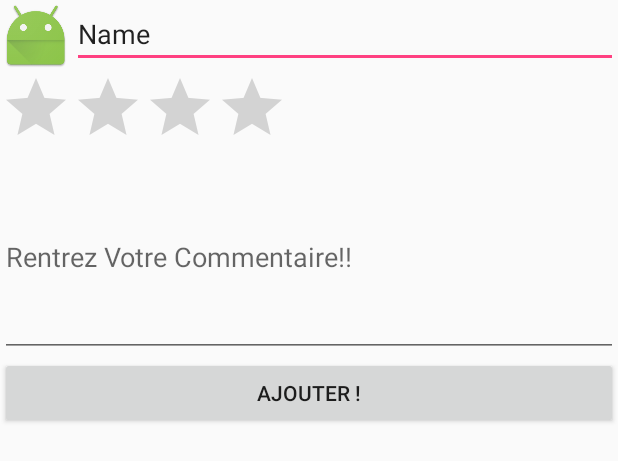
After one commit to marouaneaba/Android_Parc_Jardin_Lillios, an Android app: the layout ajout_commentaire.xml on its own in the app's theme, with its tools: preview values and no code run, on a phone screen of 412 x 824 dp. The commit adds this screen. Shown: the top 461 px of the screen. Run offline under Robolectric (Android 15) with nearby library versions, the light colour scheme and no system bars.

Commit message:
modification class/activity detail rendre les composants dynamique + , gere les fragment d'ajout un commentaire, gerer le webService de recevoir signaler l'ajout d'un commentaire

```diff
--- a/app/src/main/java/com/example/abk/parcjardin/Services/Service.java
+++ b/app/src/main/java/com/example/abk/parcjardin/Services/Service.java
@@ -44,7 +44,7 @@ public interface Service {
 	void getCategorieByParcJardinn(@Path("parcJardinn") String ParcJardin,Callback<List<Categorie>> callback);
 
      @GET("/api/CommentairesByParcJardinn/{parcJardin}")
-     void getCommenatiresByParcJardin(@Path("parcJardinn") String ParcJardin,Callback<List<Categorie>> callback);
+     void getCommenatiresByParcJardin(@Path("parcJardinn") String ParcJardin,Callback<List<ParcJardin>> callback);
 
     @POST("/api/commentaireAjouter")
     void postCommentaire(@Field("commenaire") String commentairecd , Callback<List<Repo>> callback);
--- /dev/null
+++ b/app/src/main/res/layout/ajout_commentaire.xml
@@ -0,0 +1,48 @@
+<?xml version="1.0" encoding="utf-8"?>
+<LinearLayout xmlns:android="http://schemas.android.com/apk/res/android"
+    xmlns:app="http://schemas.android.com/apk/res-auto"
+    android:orientation="vertical" android:layout_width="match_parent"
+    android:layout_height="match_parent"
+    android:weightSum="1">
+
+    <LinearLayout
+        android:layout_width="match_parent"
+        android:layout_height="wrap_content"
+        android:orientation="horizontal">
+
+        <ImageView
+            android:id="@+id/imageView4"
+            android:layout_width="wrap_content"
+            android:layout_height="wrap_content"
+            app:srcCompat="@mipmap/ic_launcher" />
+
+        <EditText
+            android:id="@+id/editText4"
+            android:layout_width="match_parent"
+            android:layout_height="wrap_content"
+            android:ems="10"
+            android:inputType="textPersonName"
+            android:text="Name" />
+
+    </LinearLayout>
+
+    <RatingBar
+        android:id="@+id/ratingBar2"
+        android:layout_width="194dp"
+        android:layout_height="wrap_content" />
+
+    <EditText
+        android:id="@+id/editText3"
+        android:layout_width="match_parent"
+        android:layout_height="wrap_content"
+        android:layout_weight="0.14"
+        android:ems="10"
+        android:hint="Rentrez Votre Commentaire!!"
+        android:inputType="textMultiLine" />
+
+    <Button
+        android:id="@+id/button6"
+        android:layout_width="match_parent"
+        android:layout_height="wrap_content"
+        android:text="Ajouter !" />
+</LinearLayout>
```
Also changed, not shown: app/src/main/java/com/example/abk/parcjardin/DetailParcJardin.java (+50 -0 lines), app/src/main/java/com/example/abk/parcjardin/Services/CommentaireFragment.java (added, +29 -0 lines), app/src/main/res/layout/detailparcjardin.xml (+88 -76 lines), app/src/main/res/drawable/autre.png (added), app/src/main/res/drawable/index.png (added).
